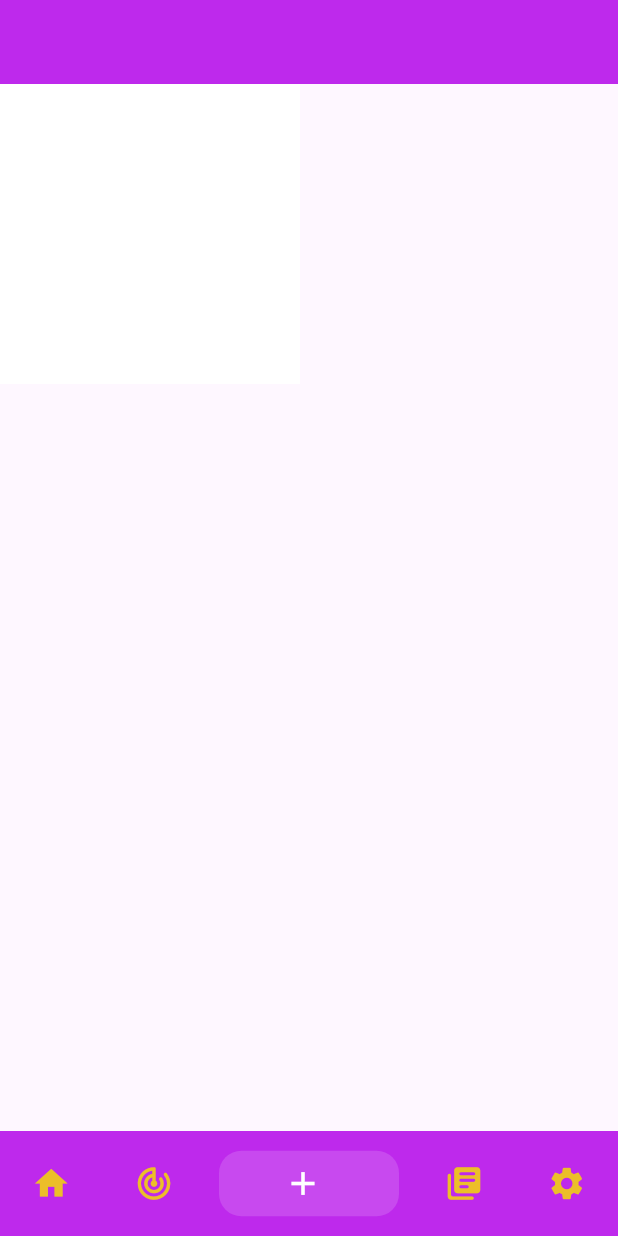
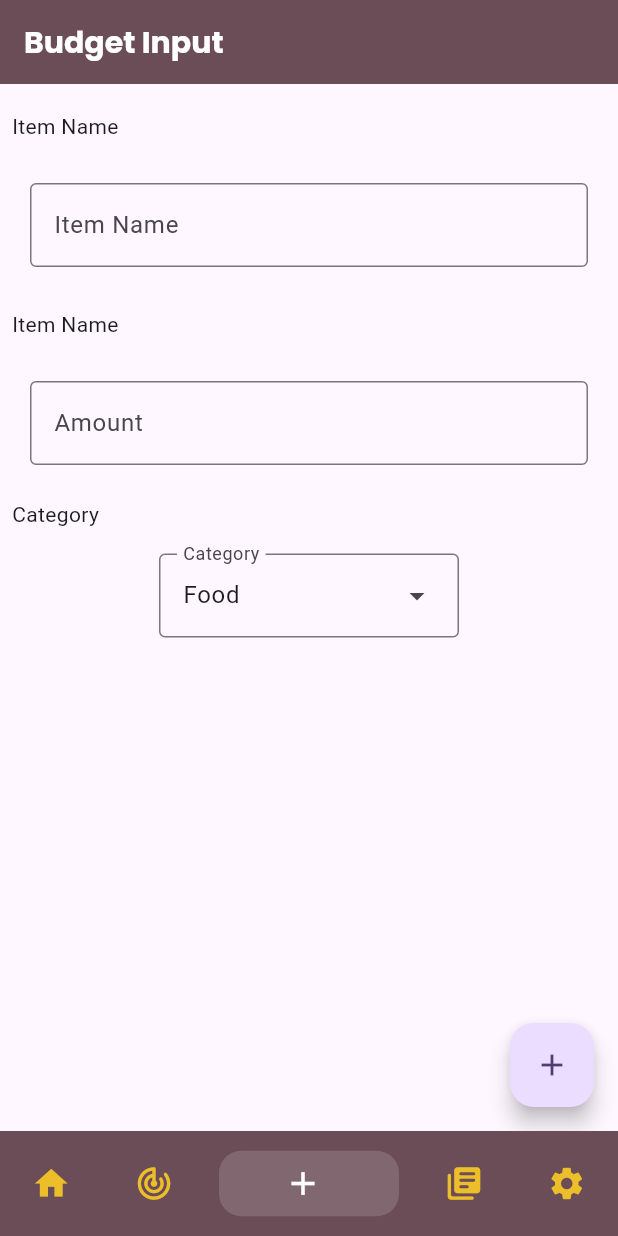
Before and after one commit to christiandarvs/SmartCents-App, a Flutter app: the Home screen opened directly, item 3 of the bottom bar chosen, on a phone screen of 412 x 824 dp. Run offline on Flutter 3.47's test engine with Material 3 defaults, Android fonts, the phone set to English and light mode, and no system bars; drawn by our look-alikes of persistent_bottom_nav_bar; our stand-ins replace auto_size_text, device_info_plus, fl_chart, google_fonts, introduction_screen, permission_handler and 2 more; missing offline and left inert: sklite; accounts and stored records are empty.

Commit message:
add pdfs and change navbar colors

```diff
--- a/lib/providers/theme_provider.dart
+++ b/lib/providers/theme_provider.dart
@@ -1,7 +1,7 @@
 import 'package:flutter/material.dart';
 import 'package:google_fonts/google_fonts.dart';
 import 'package:shared_preferences/shared_preferences.dart'; // Import SharedPreferences
-import 'package:smartcents/constants/colors.dart';
+// import 'package:smartcents/constants/colors.dart';
 
 class ThemeProvider extends ChangeNotifier {
   ThemeMode _themeMode = ThemeMode.light;
@@ -44,7 +44,7 @@ class ThemeProvider extends ChangeNotifier {
     appBarTheme: AppBarTheme(
       iconTheme: const IconThemeData(color: Colors.white),
       shadowColor: Colors.black,
-      backgroundColor: AppColors.primaryColor,
+      backgroundColor: const Color(0xff6B4D57),
       titleTextStyle: GoogleFonts.poppins(
           color: Colors.white, fontWeight: FontWeight.bold, fontSize: 20),
     ),
@@ -54,7 +54,7 @@ class ThemeProvider extends ChangeNotifier {
     appBarTheme: AppBarTheme(
       iconTheme: const IconThemeData(color: Colors.white),
       shadowColor: Colors.black,
-      backgroundColor: AppColors.primaryColor,
+      backgroundColor: const Color(0xff6B4D57),
       titleTextStyle: GoogleFonts.poppins(
           color: Colors.white, fontWeight: FontWeight.bold, fontSize: 20),
     ),
--- /dev/null
+++ b/lib/screens/budget_input_screen.dart
@@ -0,0 +1,100 @@
+import 'package:flutter/material.dart';
+
+class BudgetInputScreen extends StatelessWidget {
+  const BudgetInputScreen({super.key});
+
+  @override
+  Widget build(BuildContext context) {
+    TextEditingController itemName = TextEditingController();
+    return SafeArea(
+      child: Scaffold(
+        resizeToAvoidBottomInset:
+            false, // Prevent FAB from moving when keyboard appears
+        appBar: AppBar(
+          title: const Text('Budget Input'),
+        ),
+        body: const Column(
+          children: [
+            SizedBox(
+              height: 10,
+            ),
+            Padding(
+              padding: EdgeInsets.all(8.0),
+              child: Align(
+                alignment: Alignment.centerLeft,
+                child: Text('Item Name'),
+              ),
+            ),
+            Padding(
+              padding: EdgeInsets.only(right: 20, left: 20, top: 20),
+              child: TextField(
+                textInputAction: TextInputAction.next,
+                keyboardType: TextInputType.text,
+                decoration: InputDecoration(
+                  labelText: 'Item Name',
+                  border: OutlineInputBorder(),
+                ),
+              ),
+            ),
+            SizedBox(
+              height: 20,
+            ),
+            Padding(
+              padding: EdgeInsets.all(8.0),
+              child: Align(
+                alignment: Alignment.centerLeft,
+                child: Text('Item Name'),
+              ),
+            ),
+            Padding(
+              padding: EdgeInsets.only(right: 20, left: 20, top: 20),
+              child: TextField(
+                decoration: InputDecoration(
+                  labelText: 'Amount',
+                  border: OutlineInputBorder(),
+                ),
+                keyboardType: TextInputType.number,
+              ),
+            ),
+            SizedBox(height: 15),
+            Padding(
+              padding: EdgeInsets.all(8.0),
+              child: Align(
+                alignment: Alignment.centerLeft,
+                child: Text('Category'),
+              ),
+            ),
+            Padding(
+              padding: EdgeInsets.all(8),
+              child: DropdownMenu(
+                label: Text('Category'),
+                initialSelection: 'Food',
+                dropdownMenuEntries: [
+                  DropdownMenuEntry(value: 'Food', label: 'Food'),
+                  DropdownMenuEntry(value: 'Transport', label: 'Transport'),
+                  DropdownMenuEntry(
+                      value: 'Entertainment', label: 'Entertainment'),
+                  DropdownMenuEntry(value: 'Utilities', label: 'Utilities'),
+                  DropdownMenuEntry(value: 'Health', label: 'Health'),
+                ],
+                width: 200,
+              ),
+            ),
+          ],
+        ),
+        floatingActionButton: FloatingActionButton(
+          onPressed: () {
+            ScaffoldMessenger.of(context).showSnackBar(
+              const SnackBar(
+                content: Text('data'),
+                behavior: SnackBarBehavior.floating,
+              ),
+            );
+            debugPrint(itemName.text);
+          },
+          child: const Icon(Icons.add),
+        ),
+      ),
+    );
+  }
+}
--- a/lib/screens/home.dart
+++ b/lib/screens/home.dart
@@ -3,6 +3,7 @@ import 'package:persistent_bottom_nav_bar/persistent_bottom_nav_bar.dart';
 import 'package:provider/provider.dart';
 import 'package:smartcents/constants/colors.dart';
 import 'package:smartcents/providers/survey_provider.dart';
+import 'package:smartcents/screens/budget_input_screen.dart';
 import 'package:smartcents/screens/budget_screen.dart';
 import 'package:smartcents/screens/courses.dart';
 import 'package:smartcents/screens/dashboard.dart';
@@ -31,7 +32,7 @@ class Home extends StatelessWidget {
           navBarHeight: 70,
           padding: const EdgeInsets.all(10),
           handleAndroidBackButtonPress: false,
-          backgroundColor: AppColors.primaryColor,
+          backgroundColor: const Color(0xff6B4D57),
           screens: _buildScreens(context),
           items: _navBarsItems(),
         ),
@@ -46,16 +47,7 @@ class Home extends StatelessWidget {
       _wrapWithScaffoldMessenger(
           const Dashboard()), // Wrap with ScaffoldMessenger
       _wrapWithScaffoldMessenger(const BudgetScreen()),
-      _wrapWithScaffoldMessenger(Scaffold(
-        appBar: AppBar(
-          backgroundColor: AppColors.primaryColor,
-        ),
-        body: Container(
-          color: Colors.white,
-          width: 200,
-          height: 200,
-        ),
-      )),
+      _wrapWithScaffoldMessenger(const BudgetInputScreen()),
       _wrapWithScaffoldMessenger(hasCompletedSurvey
           ? const Courses()
           : SurveyScreen()), // Conditional screen wrapped with ScaffoldMessenger
--- a/lib/screens/settings.dart
+++ b/lib/screens/settings.dart
@@ -1,5 +1,6 @@
 import 'package:flutter/material.dart';
 import 'package:provider/provider.dart';
+import 'package:smartcents/constants/colors.dart';
 import 'package:smartcents/providers/theme_provider.dart';
 
 class Settings extends StatelessWidget {
@@ -18,6 +19,7 @@ class Settings extends StatelessWidget {
               child: ListTile(
                 title: const Text('Dark Mode'),
                 trailing: Switch(
+                  activeColor: AppColors.buttonColor,
                   value: Provider.of<ThemeProvider>(context).themeMode ==
                       ThemeMode.dark,
                   onChanged: (value) {
--- a/pubspec.yaml
+++ b/pubspec.yaml
@@ -32,6 +32,7 @@ dependencies:
   cupertino_icons: ^1.0.8
   device_info_plus: ^10.1.2
   equatable: ^2.0.5
+  fl_chart: ^0.69.0
   flutter:
     sdk: flutter
   google_fonts: ^6.2.1
```
Also changed, not shown: lib/screens/budget_screen.dart (+58 -70 lines), lib/screens/courses.dart (+9 -8 lines), lib/screens/survey.dart (+6 -6 lines), lib/widgets/balance_card.dart (+6 -6 lines), lib/widgets/module.dart (+10 -7 lines), lib/widgets/transaction_card.dart (+7 -7 lines), assets/Budget & Savings.png, pubspec.lock, 9 other files.
